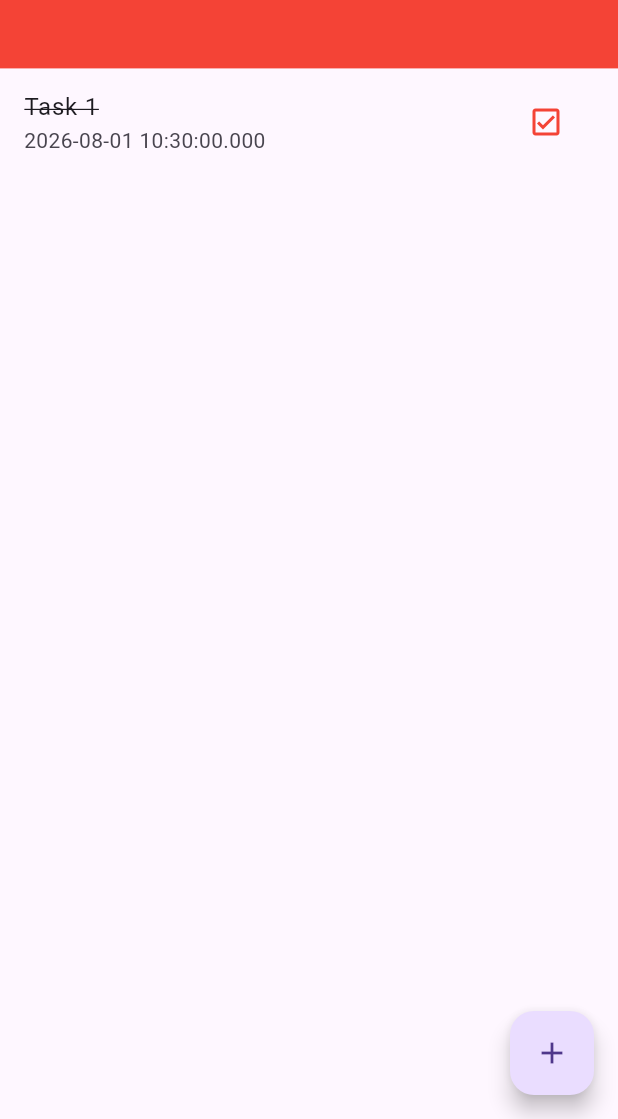
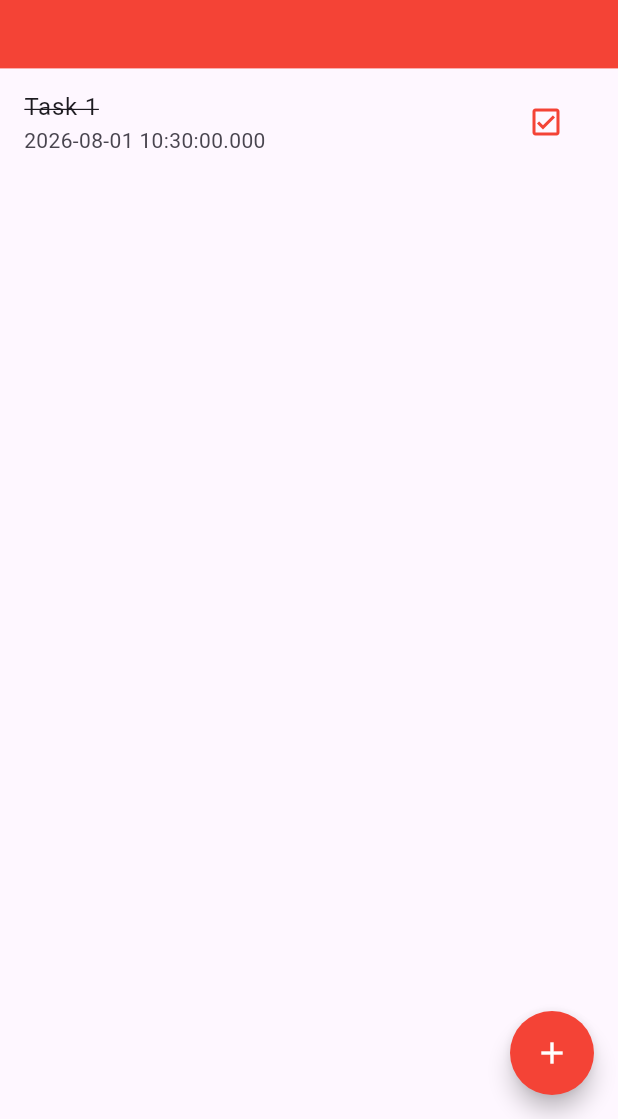
Before and after one commit to usman-383/Complete-Flutter-Dart-Course-Udemy-, a Flutter app: the screen it shows after launch, on a phone screen of 412 x 824 dp, the part 117-1236 px from its top. Run offline on Flutter 3.47's test engine with Material 3 defaults, Android fonts, the phone set to English and light mode, and no system bars.

Commit message:
Update home_page.dart

```diff
--- a/Section-5 Taskly/taskly_app/lib/pages/home_page.dart
+++ b/Section-5 Taskly/taskly_app/lib/pages/home_page.dart
@@ -49,6 +49,11 @@ class _HomePageState extends State<HomePage> {
   }
 
   Widget _addTaskButton() {
-    return FloatingActionButton(onPressed: () {}, child: const Icon(Icons.add));
+    return FloatingActionButton(
+      onPressed: () {},
+      child: const Icon(Icons.add, color: Colors.white),
+      backgroundColor: Colors.red,
+      shape: RoundedRectangleBorder(borderRadius: BorderRadius.circular(50)),
+    );
   }
 }
```
